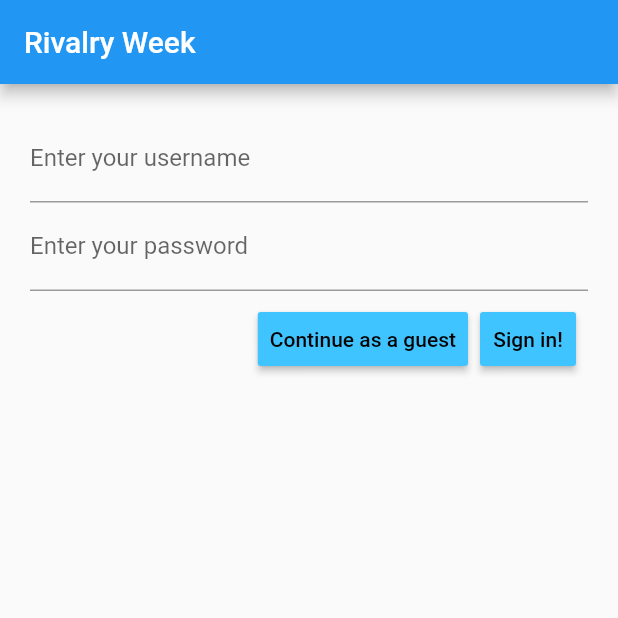
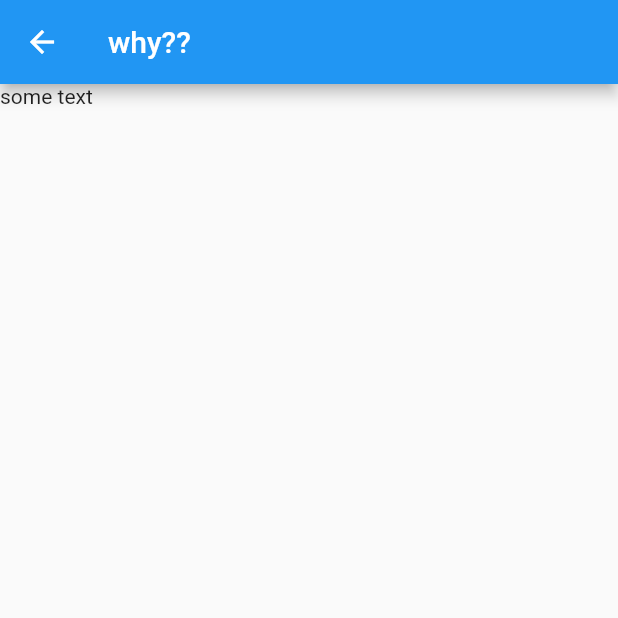
Before and after one commit to toomanyeduardos/RivalryWeek, a Flutter app: the screen it shows after launch, after a tap on "Continue as a guest", on a phone screen of 412 x 824 dp, the top half of it. Run offline on Flutter 3.47's test engine with Material 2 defaults, Android fonts, the phone set to English and light mode, and no system bars.

Commit message:
created second view

```diff
--- a/lib/login.dart
+++ b/lib/login.dart
@@ -1,6 +1,7 @@
 import 'package:flutter/material.dart';
 import 'package:rivalry_week/rivalryAppWrapper.dart';
 import 'package:flutter/foundation.dart';
+import 'package:rivalry_week/teamSelection.dart';
 
 class Login extends StatefulWidget {
   final String appTitle;
@@ -29,6 +30,13 @@ class LoginState extends State<Login> {
     );
   }
 
+  void continueAsGuest() {
+    print("Guest login button pressed!");
+
+    Navigator.push(context,
+        new MaterialPageRoute(builder: (context) => new TeamSelection()));
+  }
+
   @override
   Widget build(BuildContext context) {
     return new RivalryAppWrapper(
@@ -47,7 +55,7 @@ class LoginState extends State<Login> {
                   child: new ButtonBar(children: <Widget>[
                     new RaisedButton(
                         onPressed: () {
-                          print("Guest login button pressed!");
+                          continueAsGuest();
                         },
                         child: const Text("Continue as a guest"),
                         color: Colors.lightBlueAccent
--- a/lib/main.dart
+++ b/lib/main.dart
@@ -1,5 +1,6 @@
 import 'package:flutter/material.dart';
 import 'package:rivalry_week/login.dart';
+import 'package:rivalry_week/teamSelection.dart';
 
 void main() => runApp(new MyApp());
 
@@ -21,7 +22,7 @@ class MyApp extends StatelessWidget {
         // counter didn't reset back to zero; the application is not restarted.
         primarySwatch: Colors.blue
       ),
-      home: new Login(appTitle: appTitle)
+      home: new Login(appTitle: appTitle),
     );
   }
 }
--- /dev/null
+++ b/lib/teamSelection.dart
@@ -0,0 +1,14 @@
+import 'package:flutter/material.dart';
+import 'package:rivalry_week/rivalryAppWrapper.dart';
+
+class TeamSelection extends StatelessWidget {
+
+  @override
+  Widget build(BuildContext context) {
+    return new RivalryAppWrapper(
+      body: new Text("some text"),
+      appTitle: "why??",
+    );
+  }
+
+}
```
